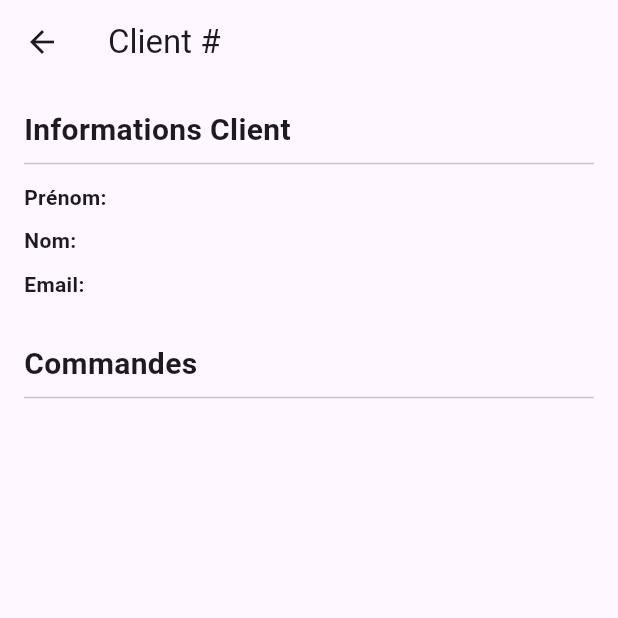
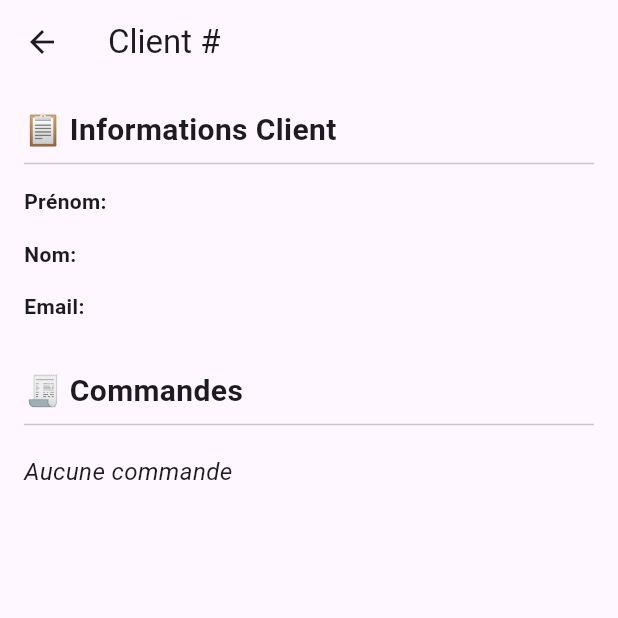
Before and after one commit to uha-fr/endyear_2025_gr08_mobileapp, a Flutter app: the CustomerDetailScreen screen opened directly with empty values, on a phone screen of 412 x 824 dp, the top half of it. Run offline on Flutter 3.47's test engine with Material 3 defaults, Android fonts, the phone set to English and light mode, and no system bars; network calls fail.

Commit message:
améliorations UI

```diff
--- a/ecommerce/lib/screens/customer_detail_screen.dart
+++ b/ecommerce/lib/screens/customer_detail_screen.dart
@@ -70,14 +70,12 @@ class _CustomerDetailScreenState extends State<CustomerDetailScreen> {
 
       final results = await Future.wait(futures);
 
-      setState(()
-      {
+      setState(() {
         _customer = {'firstname': firstname, 'lastname': lastname, 'email': email};
         _orders = results.whereType<Map<String, String>>().toList();
         _loading = false;
       });
-    }
-    catch (e) {
+    } catch (e) {
       print("Erreur: $e");
       setState(() => _loading = false);
     }
@@ -85,28 +83,40 @@ class _CustomerDetailScreenState extends State<CustomerDetailScreen> {
 
   @override
   Widget build(BuildContext context) {
+    final fullName = '${_customer['firstname'] ?? ''} ${_customer['lastname'] ?? ''}';
+
     return Scaffold(
       appBar: AppBar(title: Text('Client #${widget.id}')),
       body: _loading
-          ? Center(child: CircularProgressIndicator())
+          ? const Center(child: CircularProgressIndicator())
           : SingleChildScrollView(
-              padding: EdgeInsets.all(16),
+              padding: const EdgeInsets.all(16),
               child: Column(
                 crossAxisAlignment: CrossAxisAlignment.start,
                 children: [
-                  Text('Informations Client', style: TextStyle(fontSize: 20, fontWeight: FontWeight.bold)),
-                  Divider(),
+                  const Text('📋 Informations Client', style: TextStyle(fontSize: 20, fontWeight: FontWeight.bold)),
+                  const Divider(),
                   _infoRow('Prénom', _customer['firstname']),
                   _infoRow('Nom', _customer['lastname']),
                   _infoRow('Email', _customer['email']),
-                  SizedBox(height: 24),
-                  Text('Commandes', style: TextStyle(fontSize: 20, fontWeight: FontWeight.bold)),
-                  Divider(),
-                  ..._orders.map((o) => ListTile(
-                        leading: Icon(Icons.receipt),
+                  const SizedBox(height: 24),
+                  const Text('🧾 Commandes', style: TextStyle(fontSize: 20, fontWeight: FontWeight.bold)),
+                  const Divider(),
+                  if (_orders.isEmpty)
+                    const Padding(
+                      padding: EdgeInsets.only(top: 12),
+                      child: Text('Aucune commande', style: TextStyle(fontSize: 16, fontStyle: FontStyle.italic)),
+                    )
+                  else
+                    ..._orders.map((o) => Card(
+                          elevation: 2,
+                          shape: RoundedRectangleBorder(borderRadius: BorderRadius.circular(12)),
+                          margin: const EdgeInsets.symmetric(vertical: 8),
+                          child: ListTile(
+                            leading: const Icon(Icons.receipt_long, color: Colors.blue),
                             title: Text('Commande #${o['id']}'),
-                        subtitle: Text('Réf: ${o['reference']} | ${o['date']}'),
-                        trailing: Text('${o['total']} €'),
+                            subtitle: Text('Réf: ${o['reference']} • ${o['date']}'),
+                            trailing: Text('${o['total']} €', style: const TextStyle(fontWeight: FontWeight.bold)),
                             onTap: () {
                               Navigator.push(
                                 context,
@@ -115,6 +125,7 @@ class _CustomerDetailScreenState extends State<CustomerDetailScreen> {
                                 ),
                               );
                             },
+                          ),
                         )),
                 ],
               ),
@@ -124,11 +135,11 @@ class _CustomerDetailScreenState extends State<CustomerDetailScreen> {
 
   Widget _infoRow(String label, String? value) {
     return Padding(
-      padding: const EdgeInsets.symmetric(vertical: 4),
+      padding: const EdgeInsets.symmetric(vertical: 6),
       child: Row(
         children: [
-          Text('$label: ', style: TextStyle(fontWeight: FontWeight.bold)),
-          Expanded(child: Text(value ?? '')),
+          Text('$label: ', style: const TextStyle(fontWeight: FontWeight.bold)),
+          Expanded(child: Text(value ?? '', style: const TextStyle(fontSize: 16))),
         ],
       ),
     );
```
Also changed, not shown: ecommerce/lib/screens/order_detail_screen.dart (+46 -14 lines). Lines whose indentation alone changed are shown as unchanged.
